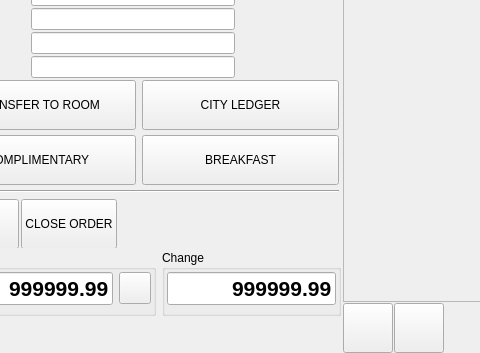
Old version of the form Waiter/dlgorder.ui in the repository End1-1/Cafe5; both pictures show x 529 to 1009 and y 422 to 775 of the 1410 by 775 pixel window.
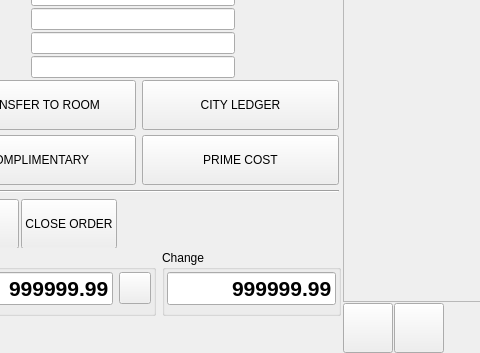
New version of the form. Icons and pictures are not drawn. Custom widgets are drawn as their Qt base class.

Commit message: Prime cost

```diff
--- a/Waiter/dlgorder.ui
+++ b/Waiter/dlgorder.ui
@@ -2387,7 +2387,7 @@
             </size>
            </property>
            <property name="text">
-            <string>BREAKFAST</string>
+            <string>PRIME COST</string>
            </property>
            <property name="icon">
             <iconset resource="../resources/resources.qrc">
```
The commit also changes 25 other files.
